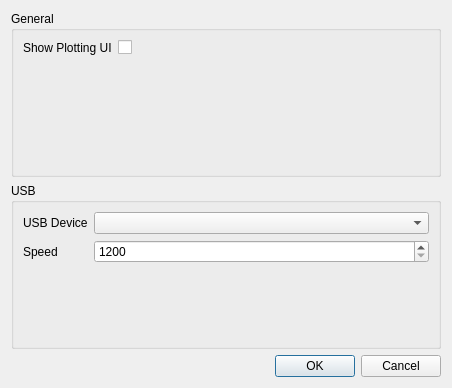
Old version of the form Resources/settings.ui in the repository gdroumpalis/Electro.
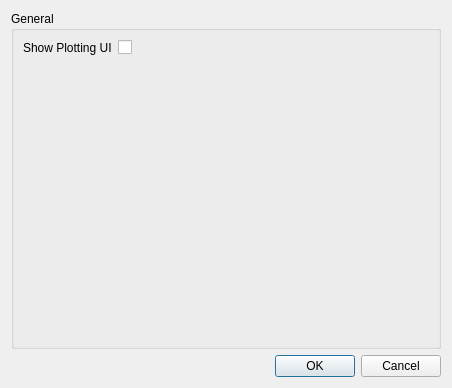
New version of the form.

Commit message: prototype 4 ui. remove settings ui components

What changed in the file:
```diff
--- a/Resources/settings.ui
+++ b/Resources/settings.ui
@@ -44,68 +44,6 @@
      </layout>
     </widget>
    </item>
-   <item>
-    <widget class="QGroupBox" name="groupBox">
-     <property name="sizePolicy">
-      <sizepolicy hsizetype="Expanding" vsizetype="Minimum">
-       <horstretch>0</horstretch>
-       <verstretch>0</verstretch>
-      </sizepolicy>
-     </property>
-     <property name="title">
-      <string>USB</string>
-     </property>
-     <layout class="QVBoxLayout" name="verticalLayout_2">
-      <item>
-       <layout class="QFormLayout" name="formLayout">
-        <item row="0" column="0">
-         <widget class="QLabel" name="label">
-          <property name="text">
-           <string>USB Device</string>
-          </property>
-         </widget>
-        </item>
-        <item row="0" column="1">
-         <widget class="QComboBox" name="usbdevicesdropdown">
-          <property name="sizePolicy">
-           <sizepolicy hsizetype="Expanding" vsizetype="Fixed">
-            <horstretch>0</horstretch>
-            <verstretch>0</verstretch>
-           </sizepolicy>
-          </property>
-          <property name="frame">
-           <bool>true</bool>
-          </property>
-         </widget>
-        </item>
-        <item row="1" column="0">
-         <widget class="QLabel" name="label_2">
-          <property name="text">
-           <string>Speed</string>
-          </property>
-         </widget>
-        </item>
-        <item row="1" column="1">
-         <widget class="QSpinBox" name="speedspinbox">
-          <property name="sizePolicy">
-           <sizepolicy hsizetype="Expanding" vsizetype="Fixed">
-            <horstretch>0</horstretch>
-            <verstretch>0</verstretch>
-           </sizepolicy>
-          </property>
-          <property name="minimum">
-           <number>1200</number>
-          </property>
-          <property name="maximum">
-           <number>9600</number>
-          </property>
-         </widget>
-        </item>
-       </layout>
-      </item>
-     </layout>
-    </widget>
-   </item>
    <item>
     <widget class="QDialogButtonBox" name="buttonBox">
      <property name="orientation">
```
The commit also changes 8 other files.
